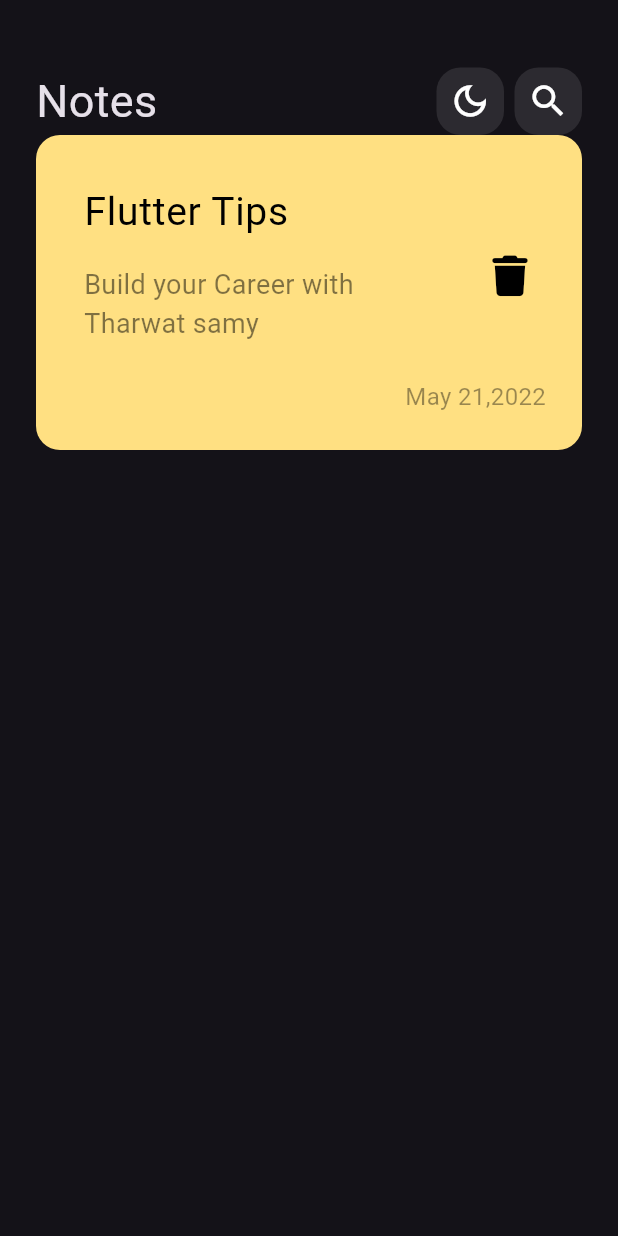
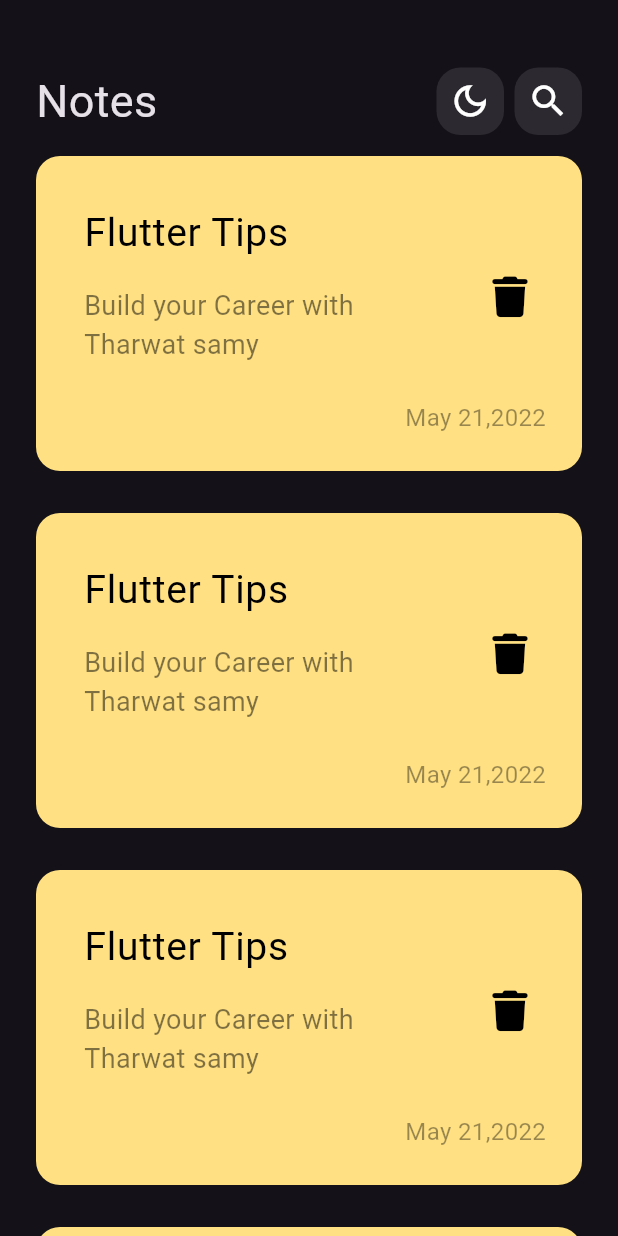
Before and after one commit to Seedrahelal/notes_app, a Flutter app: the screen it shows after launch, on a phone screen of 412 x 824 dp. Run offline on Flutter 3.47's test engine with Material 3 defaults, Android fonts, the phone set to English and light mode, and no system bars; our stand-ins replace font_awesome_flutter.

Commit message:
create notes list view

```diff
--- a/lib/main.dart
+++ b/lib/main.dart
@@ -13,7 +13,7 @@ class NotesApp extends StatelessWidget {
     return MaterialApp(
       debugShowCheckedModeBanner: false,
       theme: ThemeData(brightness: Brightness.dark),
-      home:NotesView() ,
+      home:const NotesView(),
     );
   }
 }
--- a/lib/views/notes_view.dart
+++ b/lib/views/notes_view.dart
@@ -7,7 +7,7 @@ class NotesView extends StatelessWidget {
   @override
   Widget build(BuildContext context) {
     return const Scaffold(
-      body:NotesViewBody() ,
+      body: NotesViewBody(),
     );
   }
 }
--- a/lib/widgets/custom_app_bar.dart
+++ b/lib/widgets/custom_app_bar.dart
@@ -6,9 +6,9 @@ class CustomAppBar extends StatelessWidget {
 
   @override
   Widget build(BuildContext context) {
-    return Row(
-      children: const[
-          Text('Notes',style: TextStyle(fontSize: 30)),
+    return const Row(
+      children: [
+        Text('Notes', style: TextStyle(fontSize: 30)),
         Spacer(),
         CustomThemeIcon(),
         SizedBox(width: 7),
--- a/lib/widgets/custom_note_item.dart
+++ b/lib/widgets/custom_note_item.dart
@@ -0,0 +1,41 @@
+import 'package:flutter/material.dart';
+import 'package:font_awesome_flutter/font_awesome_flutter.dart';
+
+class NoteItem extends StatelessWidget {
+  const NoteItem({super.key});
+
+  @override
+  Widget build(BuildContext context) {
+    return Container(
+        padding: const EdgeInsets.only(top: 24, bottom: 24, left: 16),
+        decoration: BoxDecoration(
+            borderRadius: BorderRadius.circular(16), color: Colors.amber[200]),
+        child: Column(
+          crossAxisAlignment: CrossAxisAlignment.end,
+          children: [
+            ListTile(
+                title: const Text('Flutter Tips',
+                    style: TextStyle(color: Colors.black, fontSize: 26)),
+                subtitle: Padding(
+                  padding: const EdgeInsets.only(top: 16, bottom: 16),
+                  child: Text('Build your Career with Tharwat samy',
+                      style: TextStyle(
+                          color: Colors.black.withOpacity(.5), fontSize: 18)),
+                ),
+                trailing: IconButton(
+                    onPressed: () {},
+                    icon: const Icon(
+                      FontAwesomeIcons.trash,
+                      color: Colors.black,
+                      size: 27,
+                    ))),
+            Padding(
+              padding: const EdgeInsets.only(right: 24),
+              child: Text('May 21,2022',
+                  style: TextStyle(
+                      color: Colors.black.withOpacity(.4), fontSize: 16)),
+            )
+          ],
+        ));
+  }
+}
--- /dev/null
+++ b/lib/widgets/notes_list_view.dart
@@ -0,0 +1,18 @@
+import 'package:flutter/material.dart';
+import 'package:notes_app/widgets/custom_note_item.dart';
+
+class NotesListView extends StatelessWidget {
+  const NotesListView({super.key});
+
+  @override
+  Widget build(BuildContext context) {
+    return ListView.builder(
+      itemBuilder: (context, index) {
+        return const Padding(
+          padding: EdgeInsets.symmetric(vertical: 14),
+          child: NoteItem(),
+        );
+      },
+    );
+  }
+}
--- a/lib/widgets/notes_view_body.dart
+++ b/lib/widgets/notes_view_body.dart
@@ -1,55 +1,22 @@
 import 'package:flutter/material.dart';
-import 'package:font_awesome_flutter/font_awesome_flutter.dart';
+import 'package:flutter/widgets.dart';
 import 'package:notes_app/widgets/custom_app_bar.dart';
+import 'package:notes_app/widgets/notes_list_view.dart';
 
 class NotesViewBody extends StatelessWidget {
   const NotesViewBody({super.key});
 
   @override
   Widget build(BuildContext context) {
-    return Padding(
-      padding: const EdgeInsets.symmetric(horizontal: 24),
+    return const Padding(
+      padding: EdgeInsets.symmetric(horizontal: 24),
       child: Column(
-        children: const [SizedBox(height: 45), CustomAppBar(), NoteItem()],
+        children: [
+          SizedBox(height: 45),
+          CustomAppBar(),
+          Expanded(child: NotesListView())
+        ],
       ),
     );
   }
 }
-
-class NoteItem extends StatelessWidget {
-  const NoteItem({super.key});
-
-  @override
-  Widget build(BuildContext context) {
-    return Container(
-        padding: EdgeInsets.only(top: 24, bottom: 24,left: 16),
-        decoration: BoxDecoration(
-            borderRadius: BorderRadius.circular(16), color: Colors.amber[200]),
-        child: Column(
-          crossAxisAlignment: CrossAxisAlignment.end,
-          children: [
-            ListTile(
-                title: Text('Flutter Tips',
-                    style: TextStyle(color: Colors.black, fontSize: 26)),
-                subtitle: Padding(
-                  padding: const EdgeInsets.only(top: 16,bottom: 16),
-                  child: Text('Build your Career with Tharwat samy',
-                      style: TextStyle(
-                          color: Colors.black.withOpacity(.5), fontSize: 18)),
-                ),
-                trailing: IconButton(
-                    onPressed: () {},
-                    icon: Icon(
-                      FontAwesomeIcons.trash,
-                      color: Colors.black,
-                      size: 27,
-                    ))),
-            Padding(
-              padding: const EdgeInsets.only(right: 24),
-              child: Text('May 21,2022',
-                  style: TextStyle(color: Colors.black.withOpacity(.4),fontSize: 16)),
-            )
-          ],
-        ));
-  }
-}
```
Also changed, not shown: lib/widgets/custom_icon.dart (+10 -11 lines).
